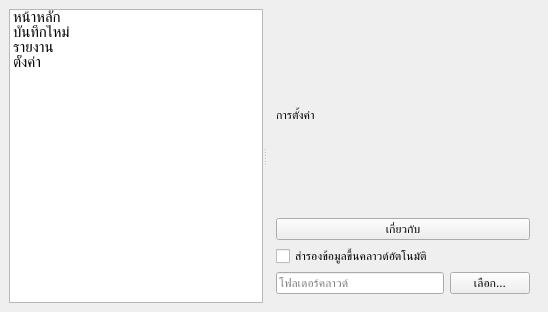
Before: the Qt Designer form src/views/main_window.ui in xXFirst555Xx/FuelTracker, drawn with Qt 5.
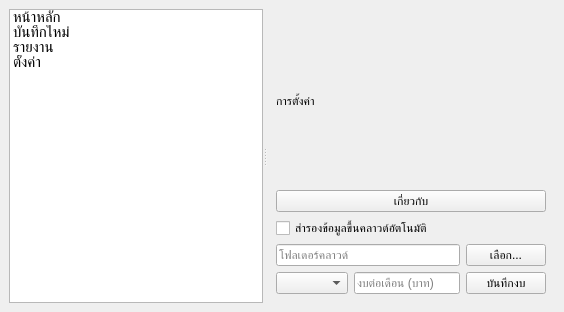
After: the same form once the commit is applied. The open tabs and pages were chosen to show the change. Icons and pictures are not drawn.

Commit message: Add vehicle budget settings

The edit to the form file:
```diff
--- a/src/views/main_window.ui
+++ b/src/views/main_window.ui
@@ -194,6 +194,27 @@
           </item>
          </layout>
         </item>
+        <item>
+         <layout class="QHBoxLayout" name="budgetLayout">
+          <item>
+           <widget class="QComboBox" name="budgetVehicleComboBox"/>
+          </item>
+          <item>
+           <widget class="QLineEdit" name="budgetEdit">
+            <property name="placeholderText">
+             <string>งบต่อเดือน (บาท)</string>
+            </property>
+           </widget>
+          </item>
+          <item>
+           <widget class="QPushButton" name="saveBudgetButton">
+            <property name="text">
+             <string>บันทึกงบ</string>
+            </property>
+           </widget>
+          </item>
+         </layout>
+        </item>
        </layout>
       </widget>
      </widget>
```
Lines whose indentation alone changed are shown as unchanged. The commit also changes 2 other files.
